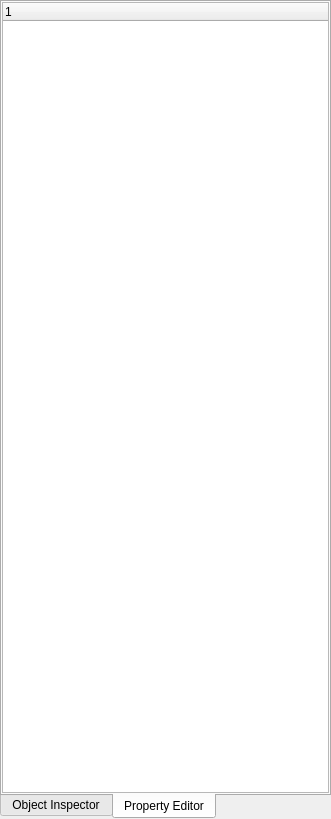
The window that tools/ve2/UI/Inspector.ui (TrickPlay/Trickplay) describes before a commit, drawn with Qt 5.
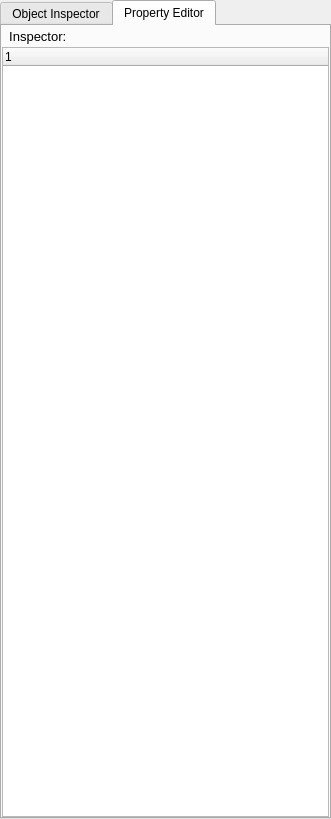
The same window after the commit. The open tabs and pages were chosen to show the change.

```diff
--- a/tools/ve2/UI/Inspector.ui
+++ b/tools/ve2/UI/Inspector.ui
@@ -48,7 +48,7 @@
       <bool>true</bool>
      </property>
      <property name="tabPosition">
-      <enum>QTabWidget::South</enum>
+      <enum>QTabWidget::North</enum>
      </property>
      <property name="tabShape">
       <enum>QTabWidget::Rounded</enum>
@@ -144,7 +144,7 @@
        <property name="spacing">
         <number>0</number>
        </property>
-       <item row="0" column="0">
+       <item row="2" column="0">
         <widget class="QTreeWidget" name="property">
          <property name="font">
           <font>
@@ -165,6 +165,31 @@
          </column>
         </widget>
        </item>
+       <item row="0" column="0">
+        <layout class="QGridLayout" name="inspectorTitleLayout">
+         <property name="topMargin">
+          <number>3</number>
+         </property>
+         <property name="bottomMargin">
+          <number>3</number>
+         </property>
+         <property name="spacing">
+          <number>0</number>
+         </property>
+         <item row="0" column="0">
+          <widget class="QLabel" name="inspectorTitle">
+           <property name="font">
+            <font>
+             <pointsize>10</pointsize>
+            </font>
+           </property>
+           <property name="text">
+            <string>  Inspector:</string>
+           </property>
+          </widget>
+         </item>
+        </layout>
+       </item>
       </layout>
      </widget>
     </widget>
```
